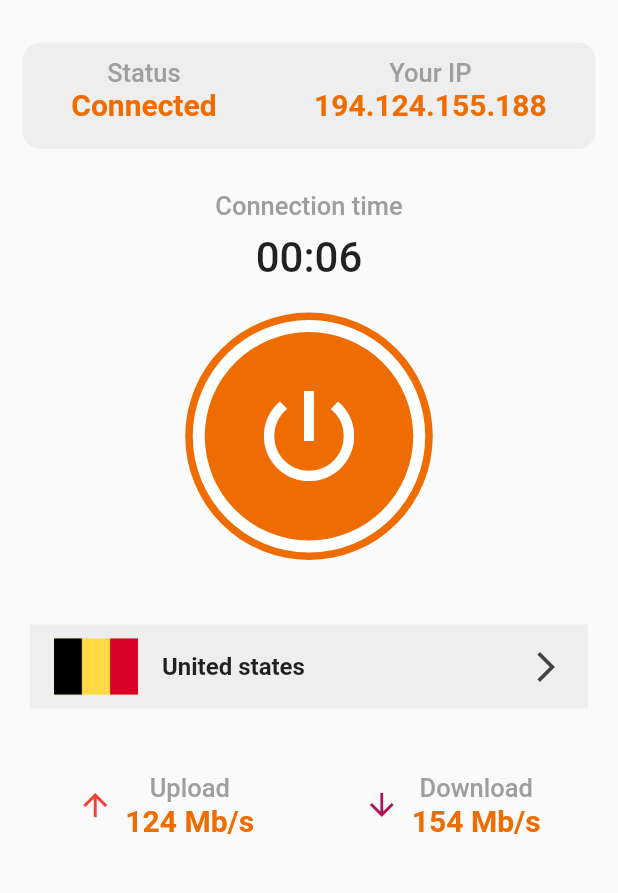
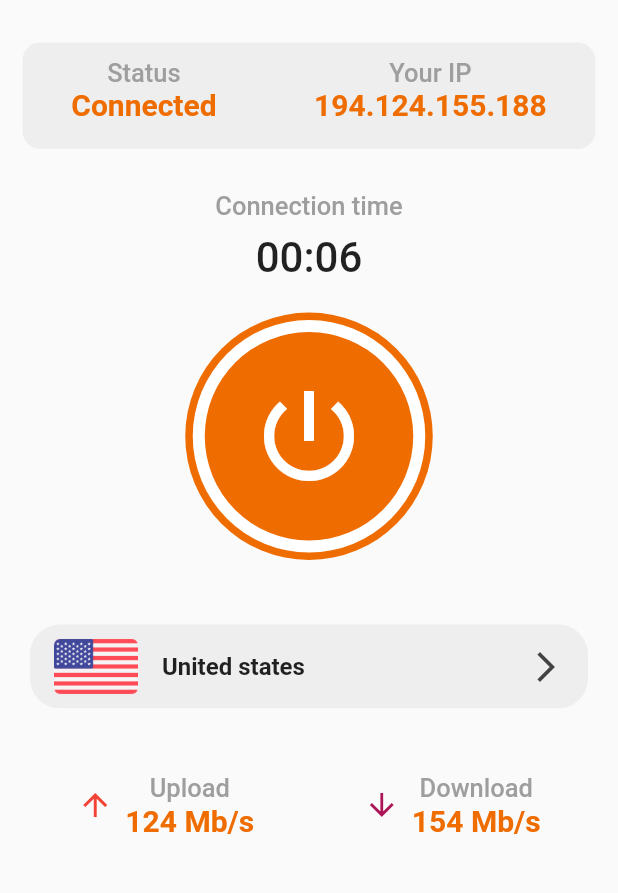
Before and after one commit to jeremiasramirez/flutter-vpn-app, a Flutter app: the screen it shows after launch, on a phone screen of 412 x 824 dp, the part 64-957 px from its top. Run offline on Flutter 3.47's test engine with Material 2 defaults, Android fonts, the phone set to English and light mode, and no system bars; our stand-ins replace animate_do, google_fonts; Roboto replaces fonts that are missing (Ubuntu).

Commit message:
volviendo home en lisview + agregado appbar en server

```diff
--- a/lib/pages/home.page.dart
+++ b/lib/pages/home.page.dart
@@ -21,7 +21,8 @@ class HomePage extends StatelessWidget {
               centerTitle: true,
               backgroundColor: Colors.transparent,
             ),
-            body: Center(
+            body: ListView(physics: ScrollPhysics(), children: [
+              Center(
                   child: Column(children: [
                 this.containIp(),
                 this.timingVpn(),
@@ -30,7 +31,8 @@ class HomePage extends StatelessWidget {
                 this.selectedCountry(context, "server"),
                 SeparatedWidget(0, 18),
                 this.statistic()
-            ]))));
+              ]))
+            ])));
   }
 
   Text textOrange(String name) {
@@ -97,21 +99,22 @@ class HomePage extends StatelessWidget {
   }
 
   Widget selectedCountry(BuildContext context, String name) {
-    return Container(
+    return ClipRRect(
+        borderRadius: BorderRadius.circular(20),
+        child: FadeInUp(
+            from: 80,
+            delay: Duration(milliseconds: 300),
+            child: Container(
                 margin: EdgeInsets.only(top: 43, left: 20, right: 20),
                 decoration: BoxDecoration(
-            // color: Colors.grey[200],
+                    color: Colors.grey[200],
                     borderRadius: BorderRadius.circular(20)),
-        child: ClipRRect(
-            borderRadius: BorderRadius.circular(20),
-            child: FadeInUp(
-                from: 105,
-                delay: Duration(milliseconds: 500),
                 child: ListTile(
+                    // selectedTileColor: Colors.white,
                     onTap: () {
                       navigate(context, name);
                     },
-                    tileColor: Colors.grey[200],
+                    // tileColor: Colors.white,
                     trailing: Icon(
                       Icons.arrow_forward_ios,
                       color: Colors.grey[800],
@@ -119,7 +122,7 @@ class HomePage extends StatelessWidget {
                     leading: Container(
                         child: Image(
                             image: AssetImage(
-                                "assets/images/countries/belgium.png"))),
+                                "assets/images/countries/united-states.png"))),
                     title: Text(
                       "United states",
                       style: TextStyle(fontWeight: FontWeight.bold),
@@ -129,7 +132,7 @@ class HomePage extends StatelessWidget {
   Widget statistic() {
     return FadeInUp(
       from: 105,
-      delay: Duration(seconds: 1),
+      delay: Duration(milliseconds: 500),
       child: Container(
           margin: EdgeInsets.all(15),
           padding: EdgeInsets.only(top: 10, bottom: 18),
@@ -172,7 +175,7 @@ class HomePage extends StatelessWidget {
 
   Widget activateVpn() {
     return ZoomIn(
-        duration: Duration(milliseconds: 1000),
+        duration: Duration(milliseconds: 500),
         child: Container(
             width: 165,
             height: 165,
```
Also changed, not shown: lib/pages/server.page.dart (+21 -5 lines). Lines whose indentation alone changed are shown as unchanged.
